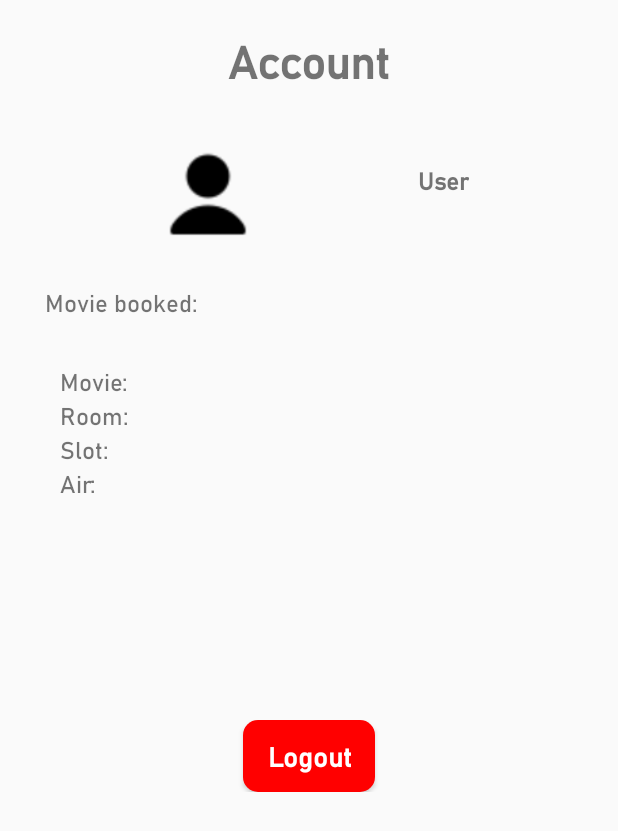
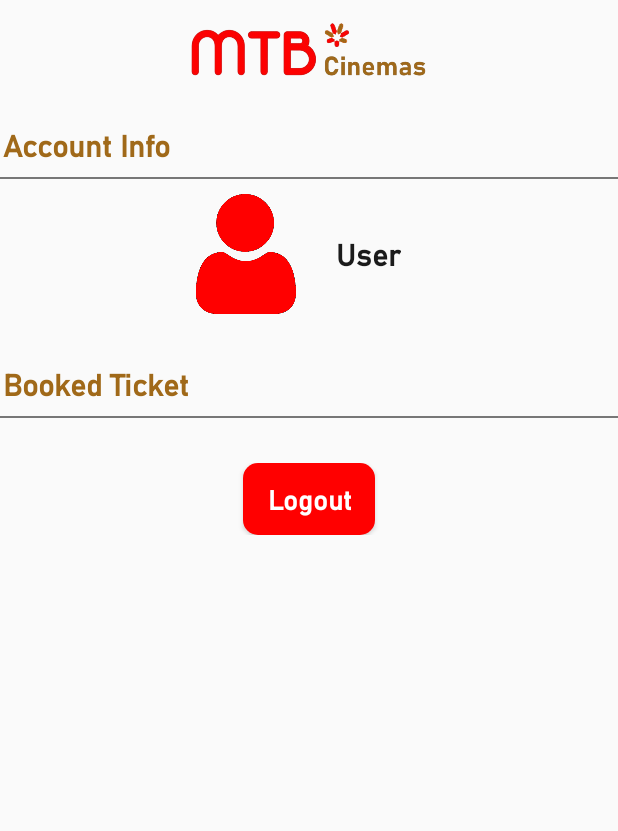
Before and after one commit to KizEvo/android-project, an Android app: the fragment AccountFragment shown on its own in the app's theme, on a phone screen of 412 x 824 dp. Shown: the top 831 px of the screen. Run offline under Robolectric (Android 15) with nearby library versions, the phone set to English and light mode, and no system bars; our stand-ins replace Firebase (no records; nobody signed in at launch, a user with empty details on screens opened directly); 1 statement that could not run was skipped.

Commit message:
May-22nd Version 1.5 - AccountFragment update

```diff
--- a/app/src/main/java/com/example/android_project/appUI/subActivity/BannerClickActivity.java
+++ b/app/src/main/java/com/example/android_project/appUI/subActivity/BannerClickActivity.java
@@ -169,6 +169,7 @@ public class BannerClickActivity extends AppCompatActivity {
                 bookingBT.setOnClickListener(new View.OnClickListener() {
                     @Override
                     public void onClick(View v) {
+
                         String labelBT0 = "Not Available Yet";
                         String labelBT1 = "Not Available Yet";
                         if (choseBanner != null && movieList.containsKey(choseBanner)) {
--- a/app/src/main/res/layout/fragment_account.xml
+++ b/app/src/main/res/layout/fragment_account.xml
@@ -12,23 +12,37 @@
         android:orientation="vertical">
 
         <LinearLayout
-            android:layout_width="match_parent"
-            android:layout_height="wrap_content">
-            <TextView
-                android:layout_width="match_parent"
-                android:layout_height="80dp"
-                android:text="Account"
-                android:gravity="center"
-                android:textStyle="bold"
-                android:textSize="30sp"/>
+            android:layout_marginTop="10dp"
+            android:layout_width="wrap_content"
+            android:layout_height="wrap_content"
+            android:orientation="vertical"
+            android:layout_gravity="center">
+            <ImageView
+                android:id="@+id/headerImageView"
+                android:layout_width="250dp"
+                android:layout_height="50dp"
+                android:contentDescription="Header image"
+                android:src="@drawable/mtb_header"/>
         </LinearLayout>
 
-        <LinearLayout
+        <TextView
+            android:layout_marginTop="20dp"
             android:layout_width="match_parent"
-            android:layout_height="400dp"
-            android:orientation="vertical">
+            android:layout_height="wrap_content"
+            android:padding="2dp"
+            android:text="Account Info"
+            android:textColor="#A06919"
+            android:textSize="20sp"
+            android:textStyle="bold" />
+        <View
+            android:layout_marginTop="5dp"
+            android:layout_width="match_parent"
+            android:layout_height="1dp"
+            android:background="#777777" />
+
 
             <LinearLayout
+                android:layout_margin="10dp"
                 android:layout_width="match_parent"
                 android:layout_height="wrap_content"
                 android:gravity="center">
@@ -36,72 +50,43 @@
                 <ImageView
                     android:layout_width="80dp"
                     android:layout_height="80dp"
-                    android:layout_marginHorizontal="50dp"
-                    android:background="@drawable/person" />
+                    android:layout_marginRight="20dp"
+                    android:background="@drawable/user_red"/>
 
                 <TextView
                     android:id="@+id/accountName"
                     android:layout_width="wrap_content"
                     android:layout_height="match_parent"
-                    android:layout_marginHorizontal="50dp"
+                    android:layout_marginRight="20dp"
                     android:gravity="center"
                     android:textStyle="bold"
                     android:text="Name"
-                    android:textSize="16sp"/>
+                    android:textSize="20sp"
+                    android:textColor="?attr/colorOnSurface"/>
             </LinearLayout>
 
-            <LinearLayout
+            <TextView
+                android:layout_marginTop="20dp"
                 android:layout_width="match_parent"
-                android:layout_height="match_parent"
-                android:orientation="vertical">
+                android:layout_height="wrap_content"
+                android:padding="2dp"
+                android:text="Booked Ticket"
+                android:textColor="#A06919"
+                android:textSize="20sp"
+                android:textStyle="bold" />
+            <View
+                android:layout_marginTop="5dp"
+                android:layout_width="match_parent"
+                android:layout_height="1dp"
+                android:background="#777777" />
 
-                <TextView
-                    android:layout_width="match_parent"
-                    android:layout_height="wrap_content"
-                    android:text="Movie booked:"
-                    android:layout_marginVertical="30dp"
-                    android:layout_marginHorizontal="30dp"
-                    android:textSize="16sp"/>
-
-                <LinearLayout
-                    android:layout_width="match_parent"
-                    android:layout_height="match_parent"
-                    android:orientation="vertical">
-                    <TextView
-                        android:id="@+id/accountMovie"
-                        android:layout_width="match_parent"
-                        android:layout_height="wrap_content"
-                        android:layout_marginHorizontal="40dp"
-                        android:text="Movie:"
-                        android:textSize="16sp"/>
-                    <TextView
-                        android:id="@+id/accountRoom"
-                        android:layout_width="match_parent"
-                        android:layout_height="wrap_content"
-                        android:layout_marginHorizontal="40dp"
-                        android:text="Room:"
-                        android:textSize="16sp"/>
-                    <TextView
-                        android:id="@+id/accountSlot"
-                        android:layout_width="match_parent"
-                        android:layout_height="wrap_content"
-                        android:layout_marginHorizontal="40dp"
-                        android:text="Slot:"
-                        android:textSize="16sp"/>
-                    <TextView
-                        android:id="@+id/accountAir"
-                        android:layout_width="match_parent"
-                        android:layout_height="wrap_content"
-                        android:layout_marginHorizontal="40dp"
-                        android:text="Air:"
-                        android:textSize="16sp"/>
-                </LinearLayout>
-
-            </LinearLayout>
-
-        </LinearLayout>
+        <ListView
+            android:id="@+id/myListView"
+            android:layout_width="match_parent"
+            android:layout_height="wrap_content" />
 
         <LinearLayout
+            android:layout_marginTop="30dp"
             android:layout_width="match_parent"
             android:layout_height="wrap_content"
             android:gravity="center">
```
Also changed, not shown: app/src/main/java/com/example/android_project/appUI/AccountFragment.java (+52 -9 lines), app/src/main/java/com/example/android_project/appUI/CustomListAdapter.java (added, +79 -0 lines), app/src/main/java/com/example/android_project/appUI/subActivity/ConfirmBookingActivity.java (+61 -2 lines), app/src/main/res/layout/activity_confirm_booking.xml (+5 -3 lines), app/src/main/res/layout/item_list.xml (added, +50 -0 lines), app/src/main/java/com/example/android_project/appUI/subActivity/SelectSeatActivity.java (indentation only).
